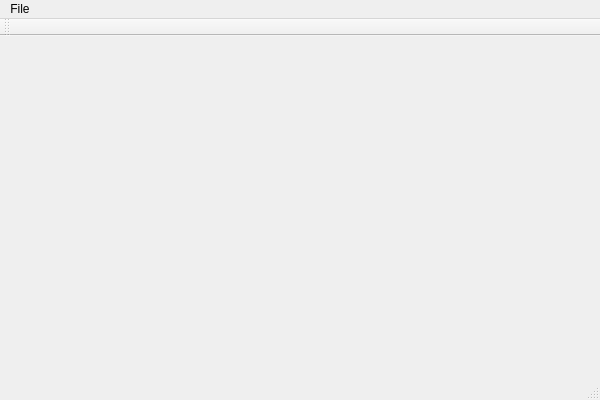
chenhaoen/TinyGIS, file TinyGIS/TinyGIS.ui: the form before one commit.
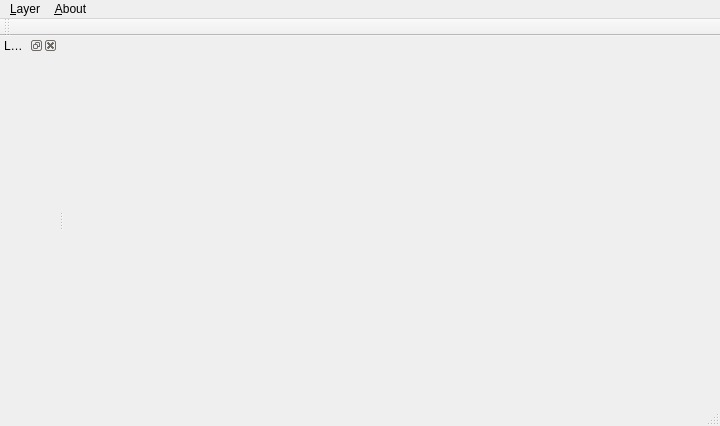
The form after the commit.

The edit to the form file:
```diff
--- a/TinyGIS/TinyGIS.ui
+++ b/TinyGIS/TinyGIS.ui
@@ -6,8 +6,8 @@
    <rect>
     <x>0</x>
     <y>0</y>
-    <width>600</width>
-    <height>400</height>
+    <width>720</width>
+    <height>426</height>
    </rect>
   </property>
   <property name="windowTitle">
@@ -19,18 +19,26 @@
     <rect>
      <x>0</x>
      <y>0</y>
-     <width>600</width>
+     <width>720</width>
      <height>23</height>
     </rect>
    </property>
-   <widget class="QMenu" name="menuFile">
+   <widget class="QMenu" name="menuLayer">
     <property name="title">
-     <string>File</string>
+     <string>&amp;Layer</string>
     </property>
     <addaction name="actionAdd_Raster_Layer"/>
     <addaction name="actionAdd_Vector_Layer"/>
    </widget>
-   <addaction name="menuFile"/>
+   <widget class="QMenu" name="menu_About">
+    <property name="title">
+     <string>&amp;About</string>
+    </property>
+    <addaction name="actionAbout_QGIS"/>
+    <addaction name="actionAbout_Qt"/>
+   </widget>
+   <addaction name="menuLayer"/>
+   <addaction name="menu_About"/>
   </widget>
   <widget class="QToolBar" name="mainToolBar">
    <attribute name="toolBarArea">
@@ -41,16 +49,15 @@
    </attribute>
   </widget>
   <widget class="QStatusBar" name="statusBar"/>
-  <action name="actionRaster">
-   <property name="text">
-    <string>打开栅格文件</string>
+  <widget class="QDockWidget" name="dockWidget">
+   <property name="windowTitle">
+    <string>Layer View</string>
    </property>
-  </action>
-  <action name="actionVector">
-   <property name="text">
-    <string>打开矢量文件</string>
-   </property>
-  </action>
+   <attribute name="dockWidgetArea">
+    <number>1</number>
+   </attribute>
+   <widget class="QWidget" name="dockWidgetContents"/>
+  </widget>
   <action name="actionAdd_Raster_Layer">
    <property name="text">
     <string>Add Raster Layer</string>
```
Left out of the diff: 20 changed lines with no effect on the pictures.
